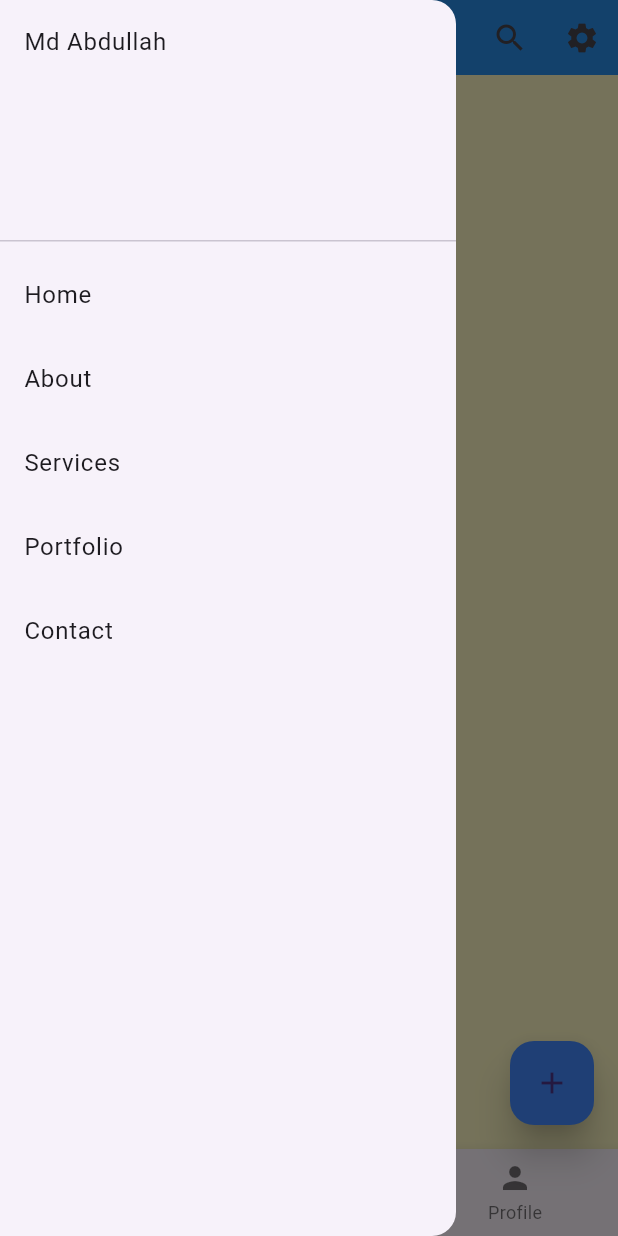
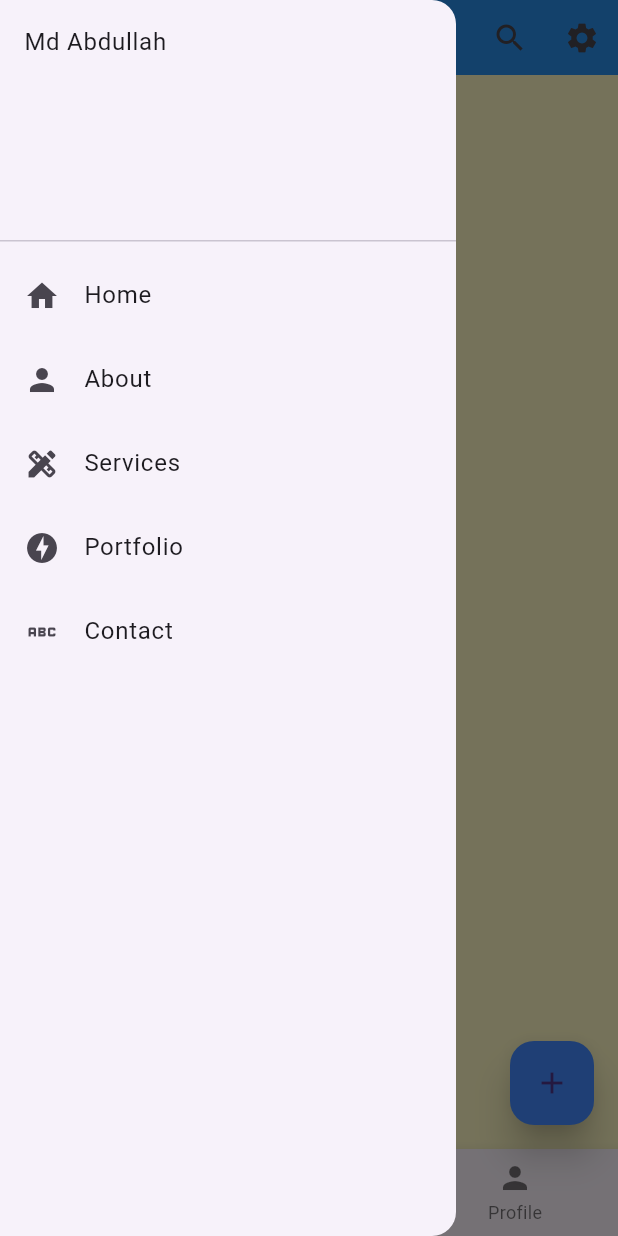
Before and after one commit to Md-Abdullah-321/Flutter-Basic-App, a Flutter app: the screen it shows after launch, with the side drawer open, on a phone screen of 412 x 824 dp. Run offline on Flutter 3.47's test engine with Material 3 defaults, Android fonts, the phone set to English and light mode, and no system bars.

Commit message:
added DrawerHeader and ListTile on drawer

```diff
--- a/lib/main.dart
+++ b/lib/main.dart
@@ -86,13 +86,43 @@ class HomeActivity extends StatelessWidget {
       ),
       drawer: Drawer(
         child: ListView(
-          children: const [
-            DrawerHeader(child: Text("Md Abdullah")),
-            ListTile(title: Text("Home")),
-            ListTile(title: Text("About")),
-            ListTile(title: Text("Services")),
-            ListTile(title: Text("Portfolio")),
-            ListTile(title: Text("Contact")),
+          children: [
+            const DrawerHeader(child: Text("Md Abdullah")),
+            ListTile(
+              leading: const Icon(Icons.home),
+              title: const Text("Home"),
+              onTap: () {
+                MyStackBar("Home", context);
+              },
+            ),
+            ListTile(
+              leading: const Icon(Icons.person),
+              title: const Text("About"),
+              onTap: () {
+                MyStackBar("About", context);
+              },
+            ),
+            ListTile(
+              leading: const Icon(Icons.design_services),
+              title: const Text("Services"),
+              onTap: () {
+                MyStackBar("Home", context);
+              },
+            ),
+            ListTile(
+              leading: const Icon(Icons.offline_bolt),
+              title: const Text("Portfolio"),
+              onTap: () {
+                MyStackBar("Home", context);
+              },
+            ),
+            ListTile(
+              leading: const Icon(Icons.abc_outlined),
+              title: const Text("Contact"),
+              onTap: () {
+                MyStackBar("Home", context);
+              },
+            ),
           ],
         ),
       ),
```
